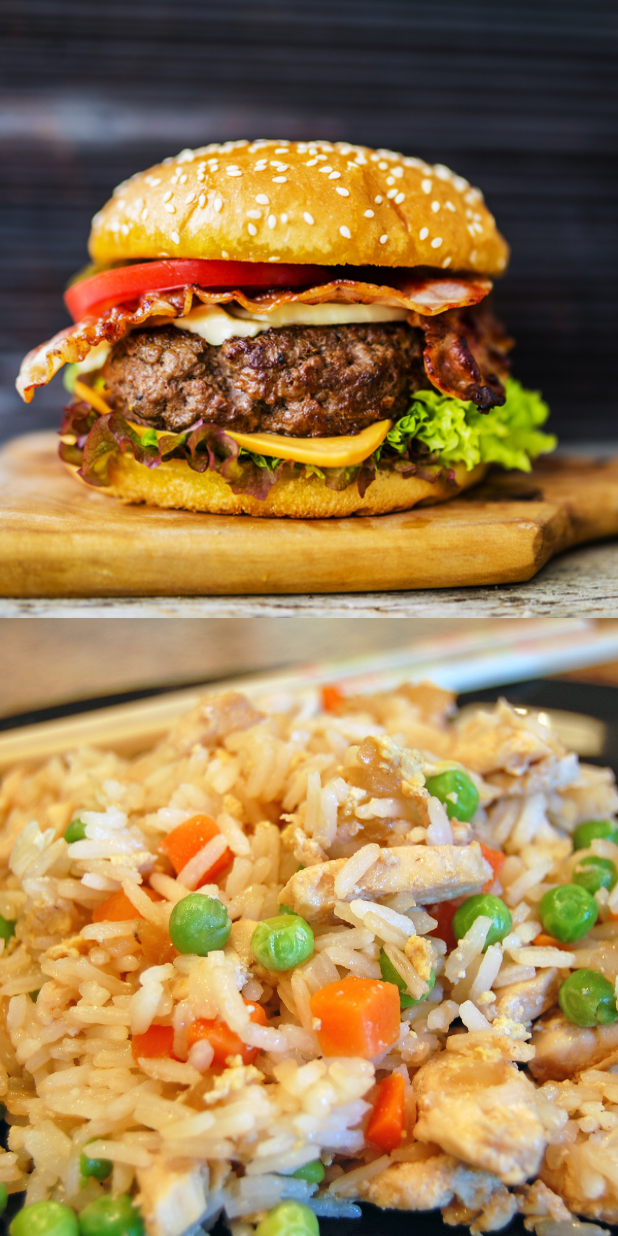
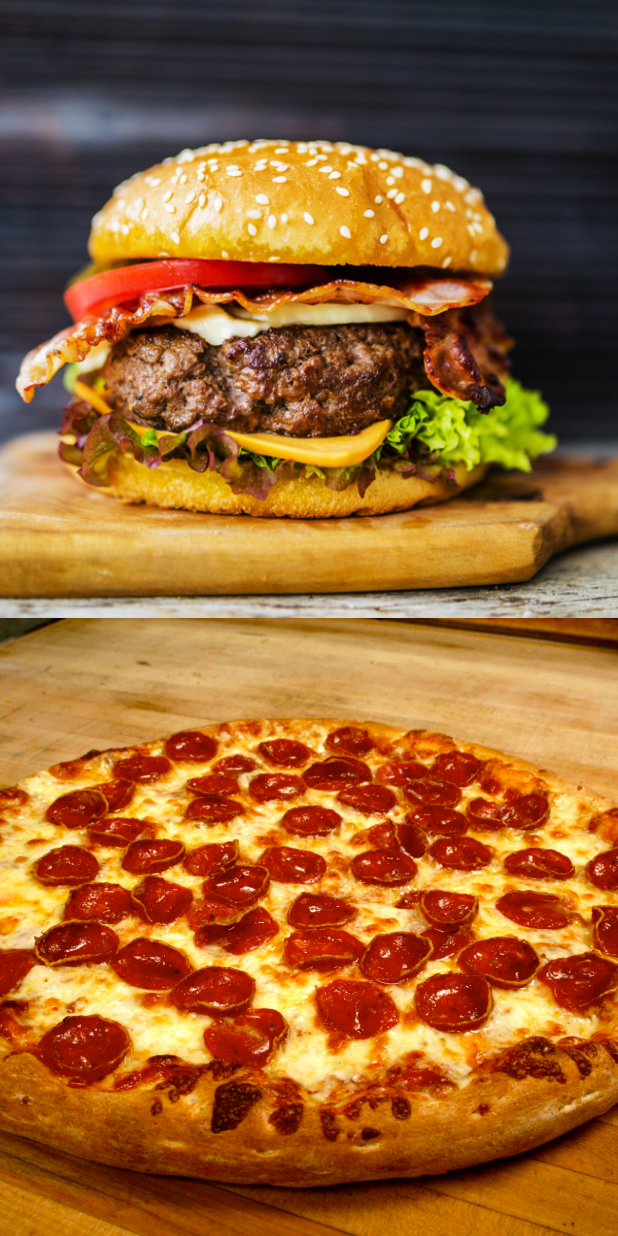
Before and after one commit to Green-Tea/MobileDev-midterm-project, a Flutter app: the MainScreen screen opened by its route, on a phone screen of 412 x 824 dp. Run offline on Flutter 3.47's test engine with Material 2 defaults, Android fonts, the phone set to English and light mode, and no system bars; our stand-ins replace google_fonts.

```diff
--- a/lib/main_screen.dart
+++ b/lib/main_screen.dart
@@ -16,7 +16,7 @@ class _MainScreenState extends State<MainScreen> {
   @override
   void initState() {
     super.initState();
-    _unusedImages = List.generate(5, (index) => 'assets/image${index + 1}.jpg');
+    _unusedImages = List.generate(10, (index) => 'assets/images/image${index + 1}.jpg');
     _topImagePath = _unusedImages.removeAt(Random().nextInt(_unusedImages.length));
     _bottomImagePath = _unusedImages.removeAt(Random().nextInt(_unusedImages.length));
   }
--- a/pubspec.yaml
+++ b/pubspec.yaml
@@ -34,5 +34,5 @@ flutter:
   uses-material-design: true
 
   assets:
-    - assets/
+    - assets/images/
     - 'assets/icon/icon.png'
```
Also changed, not shown: assets/image5.jpg (deleted), assets/images/image1.jpg (renamed from assets/image1.jpg), assets/images/image10.jpg (added), assets/images/image2.jpg (renamed from assets/image2.jpg), assets/images/image3.jpg (renamed from assets/image3.jpg), assets/images/image4.jpg (renamed from assets/image4.jpg), assets/images/image6.jpg (renamed from assets/image6.jpg), assets/images/image7.jpg (added), assets/images/image8.jpg (added), assets/images/image9.jpg (added), 1 other file.
